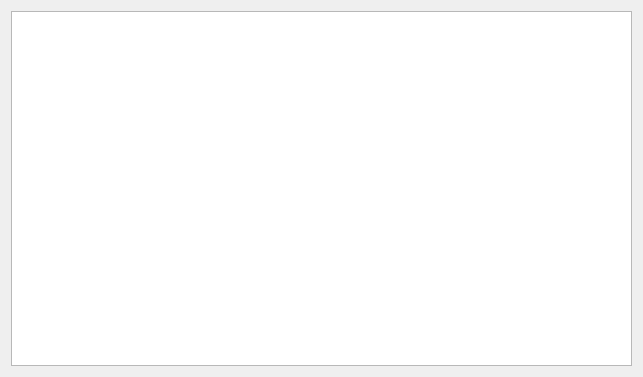
Old version of the form stoppark/terminal.ui in the repository vicgordienko/stoppark_panel.
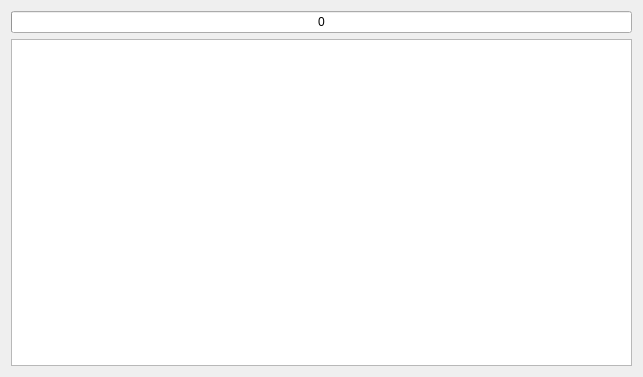
New version of the form.

The edit to the form file:
```diff
--- a/stoppark/terminal.ui
+++ b/stoppark/terminal.ui
@@ -13,7 +13,23 @@
   <property name="windowTitle">
    <string>Form</string>
   </property>
-  <layout class="QHBoxLayout" name="horizontalLayout">
+  <layout class="QVBoxLayout" name="verticalLayout">
+   <item>
+    <widget class="QProgressBar" name="free_places">
+     <property name="maximum">
+      <number>110</number>
+     </property>
+     <property name="value">
+      <number>0</number>
+     </property>
+     <property name="invertedAppearance">
+      <bool>false</bool>
+     </property>
+     <property name="format">
+      <string>%v</string>
+     </property>
+    </widget>
+   </item>
    <item>
     <widget class="QListView" name="terminals">
      <property name="editTriggers">
```
Left out of the diff: 2 changed lines with no effect on the pictures.
